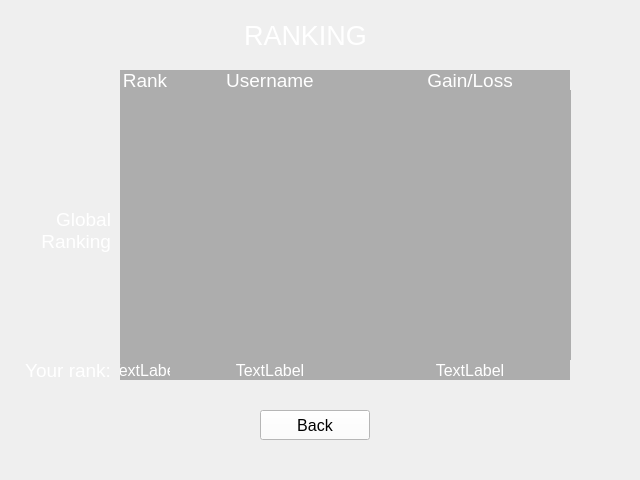
First picture: the form in blackjack-client/ui/ranking.ui, repository lehoangtran289/Blackjack, before the edit.
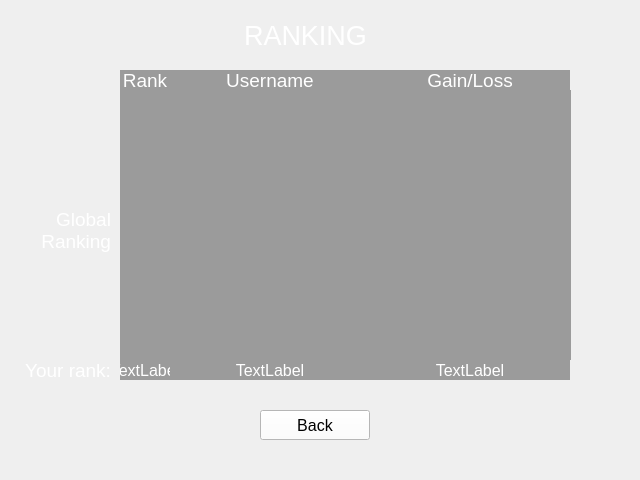
Second picture: the form after the edit. Icons and pictures are not drawn.

Patch:
```diff
--- a/blackjack-client/ui/ranking.ui
+++ b/blackjack-client/ui/ranking.ui
@@ -63,7 +63,7 @@
     </font>
    </property>
    <property name="styleSheet">
-    <string notr="true">color: rgb(255, 255, 255);background-color: rgba(0, 0, 0, 70);</string>
+    <string notr="true">color: rgb(255, 255, 255);background-color: rgba(0, 0, 0, 90);</string>
    </property>
    <property name="frameShape">
     <enum>QFrame::NoFrame</enum>
@@ -167,7 +167,7 @@
     </font>
    </property>
    <property name="styleSheet">
-    <string notr="true">color: rgb(255, 255, 255);background-color: rgba(0, 0, 0, 70);</string>
+    <string notr="true">color: rgb(255, 255, 255);background-color: rgba(0, 0, 0, 90);</string>
    </property>
    <property name="text">
     <string>TextLabel</string>
@@ -191,7 +191,7 @@
     </font>
    </property>
    <property name="styleSheet">
-    <string notr="true">color: rgb(255, 255, 255);background-color: rgba(0, 0, 0, 70);</string>
+    <string notr="true">color: rgb(255, 255, 255);background-color: rgba(0, 0, 0, 90);</string>
    </property>
    <property name="text">
     <string>TextLabel</string>
@@ -215,7 +215,7 @@
     </font>
    </property>
    <property name="styleSheet">
-    <string notr="true">color: rgb(255, 255, 255);background-color: rgba(0, 0, 0, 70);</string>
+    <string notr="true">color: rgb(255, 255, 255);background-color: rgba(0, 0, 0, 90);</string>
    </property>
    <property name="text">
     <string>TextLabel</string>
@@ -311,7 +311,7 @@
     </font>
    </property>
    <property name="styleSheet">
-    <string notr="true">color: rgb(255, 255, 255);background-color: rgba(0, 0, 0, 70);</string>
+    <string notr="true">color: rgb(255, 255, 255);background-color: rgba(0, 0, 0, 90);</string>
    </property>
    <property name="text">
     <string>Rank</string>
@@ -335,7 +335,7 @@
     </font>
    </property>
    <property name="styleSheet">
-    <string notr="true">color: rgb(255, 255, 255);background-color: rgba(0, 0, 0, 70);</string>
+    <string notr="true">color: rgb(255, 255, 255);background-color: rgba(0, 0, 0, 90);</string>
    </property>
    <property name="text">
     <string>Username</string>
@@ -359,7 +359,7 @@
     </font>
    </property>
    <property name="styleSheet">
-    <string notr="true">color: rgb(255, 255, 255);background-color: rgba(0, 0, 0, 70);</string>
+    <string notr="true">color: rgb(255, 255, 255);background-color: rgba(0, 0, 0, 90);</string>
    </property>
    <property name="text">
     <string>Gain/Loss</string>
```
